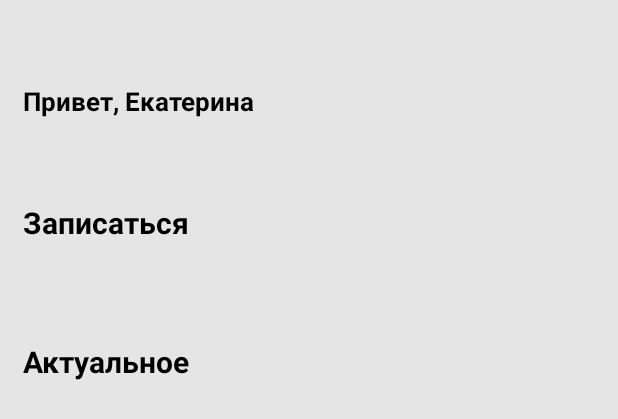
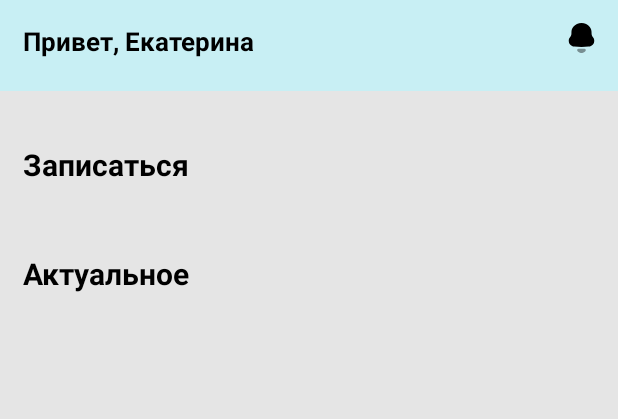
Before and after one commit to AlexLeonovDeveloper/ClientApp, an Android app: the layout fragment_client_home.xml on its own in the app's theme, with its tools: preview values and no code run, on a phone screen of 412 x 824 dp. Shown: the top 419 px of the screen. Run offline under Robolectric (Android 15) with nearby library versions, the phone set to English and light mode, and no system bars.

Commit message:
formatting bottom item and main xml

```diff
--- a/app/src/main/java/com/example/clientapp/models/BottomMain.kt
+++ b/app/src/main/java/com/example/clientapp/models/BottomMain.kt
@@ -2,5 +2,7 @@ package com.example.clientapp.models
 
 data class BottomMain(
     val id: String= "",
-    val link: String= ""
+    val link: String= "",
+    val title: String= "",
+    val subtitle: String= ""
 )
--- /dev/null
+++ b/app/src/main/res/drawable/iv_notif.xml
@@ -0,0 +1,14 @@
+<vector xmlns:android="http://schemas.android.com/apk/res/android"
+    android:width="18dp"
+    android:height="20dp"
+    android:viewportWidth="18"
+    android:viewportHeight="20">
+  <path
+      android:pathData="M16.7695,9.6453C16.039,8.7923 15.7071,8.0531 15.7071,6.7972V6.3701C15.7071,4.7335 15.3304,3.6791 14.5115,2.6246C13.2493,0.987 11.1244,0 9.0442,0H8.9558C6.9194,0 4.8611,0.9417 3.577,2.5128C2.7133,3.5884 2.2929,4.6882 2.2929,6.3701V6.7972C2.2929,8.0531 1.9828,8.7923 1.2305,9.6453C0.6769,10.2738 0.5,11.0815 0.5,11.9557C0.5,12.8309 0.7872,13.6598 1.3637,14.3336C2.116,15.1413 3.1785,15.6569 4.2638,15.7466C5.8351,15.9258 7.4063,15.9933 9.0005,15.9933C10.5937,15.9933 12.165,15.8805 13.7372,15.7466C14.8215,15.6569 15.884,15.1413 16.6363,14.3336C17.2118,13.6598 17.5,12.8309 17.5,11.9557C17.5,11.0815 17.3231,10.2738 16.7695,9.6453"
+      android:fillColor="#000000"/>
+  <path
+      android:pathData="M11.0087,17.2284C10.5088,17.1216 7.4626,17.1216 6.9627,17.2284C6.5353,17.3271 6.0732,17.5567 6.0732,18.0603C6.098,18.5407 6.3793,18.9647 6.7689,19.2336L6.7679,19.2346C7.2718,19.6274 7.8631,19.8771 8.4823,19.9668C8.8123,20.0121 9.1482,20.0101 9.4901,19.9668C10.1083,19.8771 10.6996,19.6274 11.2035,19.2346L11.2025,19.2336C11.5921,18.9647 11.8734,18.5407 11.8982,18.0603C11.8982,17.5567 11.4361,17.3271 11.0087,17.2284Z"
+      android:strokeAlpha="0.4"
+      android:fillColor="#000000"
+      android:fillAlpha="0.4"/>
+</vector>
--- a/app/src/main/res/layout/fragment_client_home.xml
+++ b/app/src/main/res/layout/fragment_client_home.xml
@@ -9,50 +9,73 @@
 
     <RelativeLayout
         android:layout_width="match_parent"
-        android:layout_height="match_parent">
+        android:layout_height="match_parent"
+        app:layout_constraintBottom_toBottomOf="parent"
+        app:layout_constraintEnd_toEndOf="parent"
+        app:layout_constraintStart_toStartOf="parent"
+        app:layout_constraintTop_toTopOf="parent">
+
+        <RelativeLayout
+            android:id="@+id/Top"
+            android:layout_width="match_parent"
+            android:layout_height="wrap_content"
+            android:layout_alignParentTop="true"
+            android:background="@color/main_bg">
 
 
-        <LinearLayout
-            android:id="@+id/top"
-            android:layout_width="match_parent"
-            android:layout_height="wrap_content"
-            android:layout_marginTop="55dp"
-            android:orientation="vertical"
-            android:paddingStart="15dp"
-            android:paddingLeft="15dp">
+            <TextView
+                android:layout_width="wrap_content"
+                android:layout_height="wrap_content"
+                android:layout_alignParentLeft="true"
+                android:layout_marginLeft="15dp"
+                android:layout_marginTop="15dp"
+                android:text="Привет, Екатерина"
+                android:textColor="@color/black"
+                android:textSize="17sp"
+                android:textStyle="bold" />
 
-            <TextView
+            <ImageView
+                android:id="@+id/imageView"
+                android:layout_width="wrap_content"
+                android:layout_height="wrap_content"
+                android:layout_alignParentRight="true"
+                android:layout_marginTop="15dp"
+                android:layout_marginRight="15dp"
+                android:src="@drawable/iv_notif" />
+
+            <LinearLayout
+                android:id="@+id/top"
                 android:layout_width="match_parent"
                 android:layout_height="wrap_content"
-                android:text="Привет, Екатерина"
-                android:textStyle="bold"
-                android:textColor="@color/black"
-                android:textSize="17sp" />
+                android:layout_marginTop="35dp"
+                android:orientation="vertical">
 
-            <androidx.recyclerview.widget.RecyclerView
-                android:id="@+id/rvTopMain"
-                android:layout_width="match_parent"
-                android:layout_height="wrap_content" />
+                <androidx.recyclerview.widget.RecyclerView
+                    android:id="@+id/rvTopMain"
+                    android:layout_width="match_parent"
+                    android:layout_height="wrap_content"
+                    android:layout_marginBottom="25dp" />
 
-        </LinearLayout>
+            </LinearLayout>
+        </RelativeLayout>
 
         <LinearLayout
             android:id="@+id/center"
             android:layout_width="match_parent"
             android:layout_height="wrap_content"
-            android:layout_marginTop="55dp"
-            android:layout_below="@id/top"
-            android:orientation="vertical"
-            android:paddingStart="15dp"
-            android:paddingLeft="15dp">
+            android:layout_below="@id/Top"
+            android:layout_marginTop="35dp"
+            android:orientation="vertical">
 
             <TextView
                 android:layout_width="match_parent"
                 android:layout_height="wrap_content"
+                android:layout_marginLeft="15dp"
+                android:layout_marginRight="15dp"
                 android:text="Записаться"
                 android:textColor="@color/black"
-                android:textStyle="bold"
-                android:textSize="20sp" />
+                android:textSize="20sp"
+                android:textStyle="bold" />
 
             <androidx.recyclerview.widget.RecyclerView
                 android:id="@+id/rvCenterMain"
@@ -77,19 +100,19 @@
             android:id="@+id/bottom"
             android:layout_width="match_parent"
             android:layout_height="wrap_content"
-            android:layout_marginTop="55dp"
             android:layout_below="@id/ad_frame"
-            android:orientation="vertical"
-            android:paddingStart="15dp"
-            android:paddingLeft="15dp">
+            android:layout_marginTop="35dp"
+            android:orientation="vertical">
 
             <TextView
                 android:layout_width="match_parent"
                 android:layout_height="wrap_content"
+                android:layout_marginLeft="15dp"
+                android:layout_marginRight="15dp"
                 android:text="Актуальное"
                 android:textColor="@color/black"
-                android:textStyle="bold"
-                android:textSize="20sp" />
+                android:textSize="20sp"
+                android:textStyle="bold" />
 
             <androidx.recyclerview.widget.RecyclerView
                 android:id="@+id/rvBottomMain"
--- a/app/src/main/res/layout/item_center_main.xml
+++ b/app/src/main/res/layout/item_center_main.xml
@@ -15,7 +15,6 @@
             android:id="@+id/iv_animal"
             android:layout_width="match_parent"
             android:layout_height="match_parent"
-            android:background="@drawable/iv_main_center_1"
             android:scaleType="centerCrop">
 
         </ImageView>
--- a/app/src/main/res/layout/item_top_main.xml
+++ b/app/src/main/res/layout/item_top_main.xml
@@ -15,8 +15,7 @@
             android:id="@+id/iv_animal"
             android:layout_width="match_parent"
             android:layout_height="match_parent"
-            android:background="@drawable/iv_main_recycler1"
-            android:scaleType="centerCrop">
+            android:scaleType="fitCenter">
 
         </ImageView>
 
--- a/app/src/main/res/values/colors.xml
+++ b/app/src/main/res/values/colors.xml
@@ -9,7 +9,6 @@
     <color name="white">#FFFFFFFF</color>
     <color name="main_bg">#C8EFF4</color>
     <color name="profile_bg">#E5E5E5</color>
-
-
+    <color name="grey">#8F8F8F</color>
 
 </resources>
```
Also changed, not shown: app/src/main/java/com/example/clientapp/ui/fragments/ClientHomeFragment.kt (+4 -4 lines), app/src/main/res/layout/item_bottom_main.xml (+35 -4 lines).
